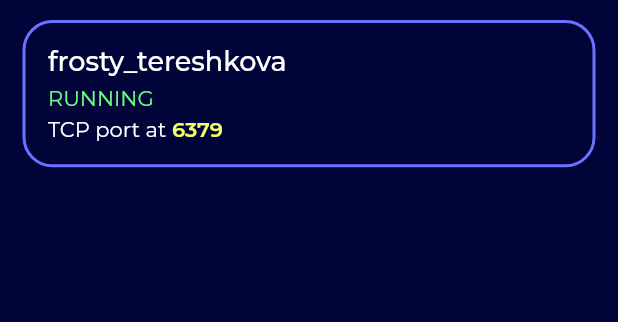
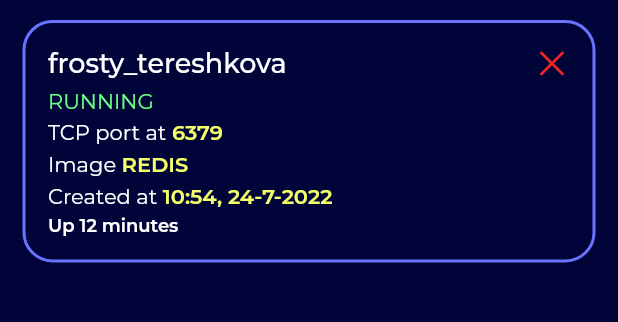
Before and after one commit to 44t4nk1/spinner, a Flutter app: the screen it shows after launch, on a phone screen of 412 x 824 dp, the part 64-386 px from its top. Run offline on Flutter 3.47's test engine with Material 2 defaults, Android fonts, the phone set to English and light mode, and no system bars; our stand-ins replace google_fonts.

Commit message:
card complete

```diff
--- a/lib/app/features/dashboard/presentation/widgets/dashboard_card.dart
+++ b/lib/app/features/dashboard/presentation/widgets/dashboard_card.dart
@@ -1,4 +1,4 @@
-import 'package:flutter/material.dart';
+import 'package:flutter/cupertino.dart';
 import 'package:spinner/app/helpers/size.dart';
 import 'package:spinner/app/styles/colors.dart';
 import 'package:spinner/app/styles/fonts.dart';
@@ -44,9 +44,21 @@ class DashboardCard extends StatelessWidget {
           child: Column(
             crossAxisAlignment: CrossAxisAlignment.start,
             children: [
-              Text(
-                name,
-                style: nameFont,
+              Row(
+                children: [
+                  Text(
+                    name,
+                    style: nameFont,
+                  ),
+                  const Spacer(),
+                  GestureDetector(
+                    onTap: () {},
+                    child: Icon(
+                      CupertinoIcons.xmark,
+                      color: primaryRed,
+                    ),
+                  ),
+                ],
               ),
               SizedBox(
                 height: sh.hHelper(0.5),
@@ -69,6 +81,40 @@ class DashboardCard extends StatelessWidget {
                       ),
                     )
                   : const SizedBox(),
+              SizedBox(
+                height: sh.hHelper(0.5),
+              ),
+              RichText(
+                text: TextSpan(
+                  style: portTextFont,
+                  children: <TextSpan>[
+                    const TextSpan(text: 'Image '),
+                    TextSpan(text: image.toUpperCase(), style: portFont),
+                  ],
+                ),
+              ),
+              SizedBox(
+                height: sh.hHelper(0.5),
+              ),
+              RichText(
+                text: TextSpan(
+                  style: portTextFont,
+                  children: <TextSpan>[
+                    const TextSpan(text: 'Created at '),
+                    TextSpan(
+                        text:
+                            ("${DateTime.fromMillisecondsSinceEpoch(createdAt * 1000).hour}:${DateTime.fromMillisecondsSinceEpoch(createdAt * 1000).minute}, ${DateTime.fromMillisecondsSinceEpoch(createdAt * 1000).day}-${DateTime.fromMillisecondsSinceEpoch(createdAt * 1000).month}-${DateTime.fromMillisecondsSinceEpoch(createdAt * 1000).year}"),
+                        style: portFont),
+                  ],
+                ),
+              ),
+              SizedBox(
+                height: sh.hHelper(0.5),
+              ),
+              Text(
+                status,
+                style: statusFont,
+              ),
             ],
           ),
         ),
--- a/lib/app/styles/colors.dart
+++ b/lib/app/styles/colors.dart
@@ -4,3 +4,4 @@ Color primaryBlue = const Color(0xff000438);
 Color secondaryBlue = const Color(0xff6973ff);
 Color primaryGreen = const Color(0xff69ff82);
 Color primaryYellow = const Color(0xfff5ff69);
+Color primaryRed = const Color(0xffff2424);
--- a/lib/app/styles/fonts.dart
+++ b/lib/app/styles/fonts.dart
@@ -41,3 +41,11 @@ TextStyle portFont = GoogleFonts.montserrat(
     fontSize: 14,
   ),
 );
+
+TextStyle statusFont = GoogleFonts.montserrat(
+  textStyle: const TextStyle(
+    color: Colors.white,
+    fontWeight: FontWeight.w600,
+    fontSize: 12,
+  ),
+);
```
